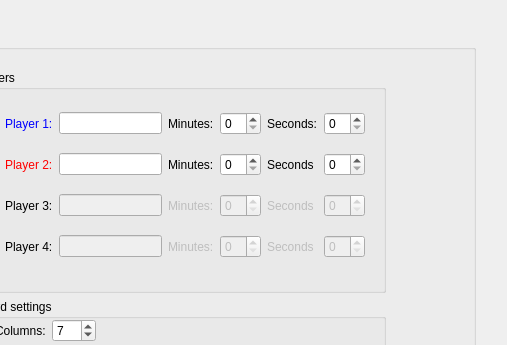
Above: game/newgame.ui from note/simple_game before the change; both pictures show x 125 to 632 and y 0 to 345 of the 632 by 629 pixel window. Below: the same form after it.
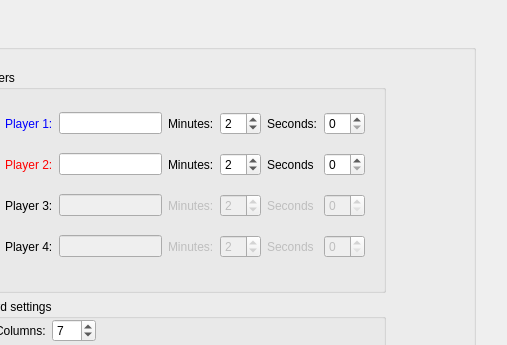
That is the form after the change.

Diff of the .ui file:
```diff
--- a/game/newgame.ui
+++ b/game/newgame.ui
@@ -177,16 +177,35 @@
            <property name="enabled">
             <bool>true</bool>
            </property>
+           <property name="maximum">
+            <number>59</number>
+           </property>
+           <property name="value">
+            <number>2</number>
+           </property>
           </widget>
          </item>
          <item row="1" column="4">
-          <widget class="QSpinBox" name="spinBox_2"/>
+          <widget class="QSpinBox" name="spinBox_2">
+           <property name="maximum">
+            <number>59</number>
+           </property>
+           <property name="value">
+            <number>2</number>
+           </property>
+          </widget>
          </item>
          <item row="2" column="4">
           <widget class="QSpinBox" name="spinBox_3">
            <property name="enabled">
             <bool>false</bool>
            </property>
+           <property name="maximum">
+            <number>59</number>
+           </property>
+           <property name="value">
+            <number>2</number>
+           </property>
           </widget>
          </item>
          <item row="3" column="4">
@@ -194,6 +213,12 @@
            <property name="enabled">
             <bool>false</bool>
            </property>
+           <property name="maximum">
+            <number>59</number>
+           </property>
+           <property name="value">
+            <number>2</number>
+           </property>
           </widget>
          </item>
          <item row="0" column="6">
```
Left out of the diff: 42 changed lines with no effect on the pictures.
